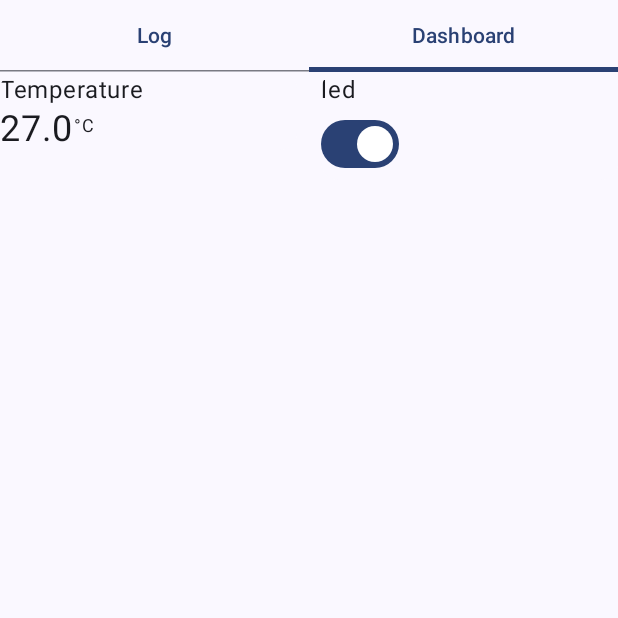
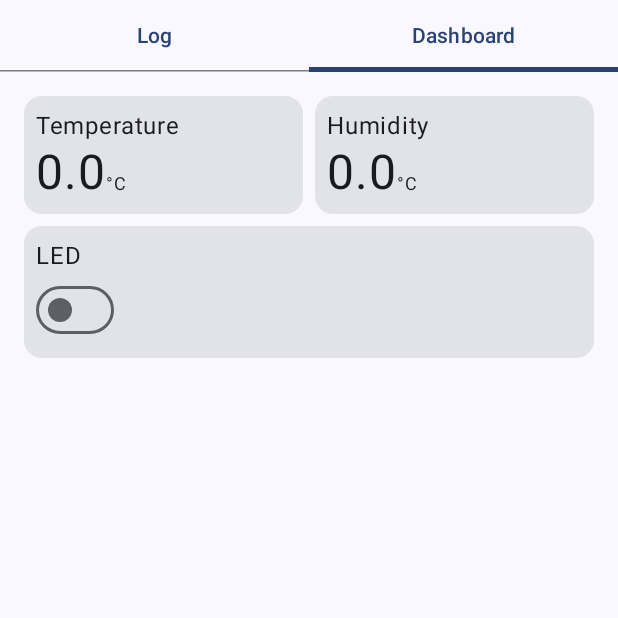
Before and after one commit to inusedname/Curr-IoT, an Android app built with Jetpack Compose: the screen it shows after launch (MainActivity), tab 2 chosen, on a phone screen of 412 x 824 dp, the top half of it. Run offline under Robolectric (Android 15) with nearby library versions, the phone set to English and light mode, and no system bars; our stand-ins replace Firebase (no records; nobody signed in at launch, a user with empty details on screens opened directly).

Commit message:
setup frontend

```diff
--- a/mobile-client/app/src/main/java/dev/vstd/myiot/screen/RemoteCenter.kt
+++ b/mobile-client/app/src/main/java/dev/vstd/myiot/screen/RemoteCenter.kt
@@ -6,22 +6,24 @@ import com.google.firebase.database.DatabaseError
 import com.google.firebase.database.ktx.database
 import com.google.firebase.ktx.Firebase
 import kotlinx.coroutines.GlobalScope
+import kotlinx.coroutines.flow.MutableSharedFlow
 import kotlinx.coroutines.flow.MutableStateFlow
+import kotlinx.coroutines.flow.SharedFlow
 import kotlinx.coroutines.flow.StateFlow
 import kotlinx.coroutines.launch
 
 class RemoteCenter {
     private val db = Firebase.database
     private val sensorRef = db.getReference("sensorData")
-    private val ledRef = db.getReference("ledLight")
+    private val ledRef = db.getReference("led")
 
-    private val _dataFlow = MutableStateFlow("")
-    val dataFlow = _dataFlow as StateFlow<String>
+    private val _dataFlow = MutableSharedFlow<String>()
+    val dataFlow = _dataFlow as SharedFlow<String>
 
     private val listener = object : ChildEventListener {
         override fun onChildAdded(snapshot: DataSnapshot, previousChildName: String?) {
             GlobalScope.launch {
-                _dataFlow.emit(snapshot.toString())
+                _dataFlow.emit(snapshot.getValue(String::class.java)!!)
             }
         }
 
--- a/mobile-client/app/src/main/java/dev/vstd/myiot/screen/home/MainActivity.kt
+++ b/mobile-client/app/src/main/java/dev/vstd/myiot/screen/home/MainActivity.kt
@@ -5,24 +5,27 @@ import androidx.activity.ComponentActivity
 import androidx.activity.compose.setContent
 import androidx.activity.viewModels
 import androidx.compose.foundation.ExperimentalFoundationApi
-import androidx.compose.foundation.background
+import androidx.compose.foundation.Image
 import androidx.compose.foundation.layout.*
 import androidx.compose.foundation.lazy.LazyColumn
 import androidx.compose.foundation.lazy.grid.GridCells
+import androidx.compose.foundation.lazy.grid.GridItemSpan
 import androidx.compose.foundation.lazy.grid.LazyVerticalGrid
 import androidx.compose.foundation.lazy.items
+import androidx.compose.foundation.lazy.rememberLazyListState
 import androidx.compose.foundation.pager.HorizontalPager
 import androidx.compose.foundation.pager.rememberPagerState
 import androidx.compose.material3.*
-import androidx.compose.runtime.Composable
-import androidx.compose.runtime.collectAsState
-import androidx.compose.runtime.getValue
-import androidx.compose.runtime.rememberCoroutineScope
+import androidx.compose.runtime.*
+import androidx.compose.ui.Alignment
 import androidx.compose.ui.Modifier
-import androidx.compose.ui.draw.clip
+import androidx.compose.ui.graphics.Color
+import androidx.compose.ui.res.painterResource
 import androidx.compose.ui.unit.dp
 import androidx.compose.ui.unit.sp
+import androidx.lifecycle.viewmodel.compose.viewModel
 import com.google.firebase.FirebaseApp
+import dev.vstd.myiot.R
 import dev.vstd.myiot.ui.theme.MyIOTTheme
 import kotlinx.coroutines.launch
 
@@ -57,9 +60,11 @@ class MainActivity : ComponentActivity() {
                         }
                     }
                     HorizontalPager(pageCount = 2, state = pagerState) {
+                        Column(Modifier.weight(1f)) {
                             when (it) {
                                 0 -> log_()
                                 1 -> dashboard_()
+                            }
                         }
                     }
                 }
@@ -71,52 +76,93 @@ class MainActivity : ComponentActivity() {
     private fun log_() {
         val vimel by viewModels<MainVimel>()
         val messages by vimel.rawMessage.collectAsState()
-        LazyColumn(reverseLayout = true) {
-            items(messages) {
-                _message(it)
+        val state = rememberLazyListState()
+        val scope = rememberCoroutineScope()
+        LaunchedEffect(key1 = messages) {
+            scope.launch {
+                if (messages.isNotEmpty()) {
+                    state.animateScrollToItem(messages.size - 1)
                 }
             }
         }
+        LazyColumn(
+            state = state,
+            contentPadding = PaddingValues(16.dp),
+            verticalArrangement = Arrangement.spacedBy(8.dp),
+        ) {
+            items(messages) {
+                Row(verticalAlignment = Alignment.Top) {
+                    when (it.first) {
+                        MainVimel.Sender.FIREBASE -> {
+                            Image(
+                                painter = painterResource(id = R.drawable.firebase),
+                                contentDescription = null,
+                                modifier = Modifier.size(24.dp)
+                            )
+                            BaseCard(
+                                colors = CardDefaults.cardColors(
+                                    containerColor = Color.Blue.copy(
+                                        alpha = 0.5f
+                                    )
+                                )
+                            ) {
+                                Text(text = it.second)
+                            }
+                        }
 
-    @Composable
-    private fun _message(content: String) {
-        Column(
-            Modifier
-                .fillMaxWidth()
-                .padding(top = 16.dp)
-                .background(MaterialTheme.colorScheme.primary)
-                .padding(8.dp)
+                        MainVimel.Sender.USER -> {
+                            Image(
+                                painter = painterResource(id = R.drawable.user),
+                                contentDescription = null,
+                                modifier = Modifier.size(24.dp)
+                            )
+                            BaseCard(
+                                colors = CardDefaults.cardColors(
+                                    containerColor = Color.Magenta.copy(
+                                        alpha = 0.5f
+                                    )
+                                )
                             ) {
-            Text(content)
+                                Text(text = it.second)
+                            }
+                        }
+                    }
+                }
             }
         }
     }
 
     @Composable
     private fun dashboard_() {
+        val vimel by viewModels<MainVimel>()
+        val state by vimel.state.collectAsState()
         LazyVerticalGrid(
             columns = GridCells.Fixed(2),
-        horizontalArrangement = Arrangement.spacedBy(16.dp)
+            horizontalArrangement = Arrangement.spacedBy(8.dp),
+            verticalArrangement = Arrangement.spacedBy(8.dp),
+            contentPadding = PaddingValues(16.dp)
         ) {
             item {
-            _float_block(title = "Temperature", value = 27f)
+                _float_block(title = "Temperature", value = state.temperature)
             }
             item {
-            _switch_block()
+                _float_block(title = "Humidity", value = state.humidity)
+            }
+            item(span = { GridItemSpan(2) }) {
+                _switch_block(title = "LED", value = state.ledOn) {
+                    vimel.toggleLed(it)
+                }
+            }
         }
     }
 }
 
 @Composable
 private fun _float_block(title: String = "temp", value: Float = 27f, decimal: Int = 1) {
-    Column(
-        Modifier
-            .clip(MaterialTheme.shapes.medium)
-            .background(MaterialTheme.colorScheme.surface)
-    ) {
+    BaseCard {
         Text(title)
-        Row {
-            Text(String.format("%.${decimal}f", value), fontSize = 24.sp)
+        Row(verticalAlignment = Alignment.Bottom) {
+            Text(String.format("%.${decimal}f", value), fontSize = 32.sp)
             Text(text = "°C", fontSize = 12.sp)
         }
     }
@@ -128,12 +174,18 @@ private fun _switch_block(
     value: Boolean = true,
     onSwitch: (Boolean) -> Unit = {}
 ) {
-    Column(
-        Modifier
-            .clip(MaterialTheme.shapes.medium)
-            .background(MaterialTheme.colorScheme.surface)
-    ) {
+    BaseCard {
         Text(title)
         Switch(checked = value, onCheckedChange = onSwitch)
     }
 }
+
+@Composable
+fun BaseCard(
+    colors: CardColors = CardDefaults.cardColors(),
+    content: @Composable ColumnScope.() -> Unit
+) {
+    Card {
+        Column(modifier = Modifier.padding(8.dp), content = content)
+    }
+}
--- a/mobile-client/app/src/main/java/dev/vstd/myiot/screen/home/MainVimel.kt
+++ b/mobile-client/app/src/main/java/dev/vstd/myiot/screen/home/MainVimel.kt
@@ -2,32 +2,72 @@ package dev.vstd.myiot.screen.home
 
 import androidx.lifecycle.ViewModel
 import androidx.lifecycle.viewModelScope
+import com.google.gson.GsonBuilder
 import dev.vstd.myiot.screen.RemoteCenter
 import kotlinx.coroutines.Dispatchers
 import kotlinx.coroutines.flow.MutableStateFlow
-import kotlinx.coroutines.flow.asStateFlow
 import kotlinx.coroutines.launch
 
-class MainVimel: ViewModel() {
+class MainVimel : ViewModel() {
     private val remoteCenter = RemoteCenter()
 
-    private val _rawMessage = MutableStateFlow(listOf<String>())
-    val rawMessage = _rawMessage.asStateFlow()
+    val rawMessage = MutableStateFlow(listOf<Pair<Sender, String>>())
+
+    enum class Sender {
+        FIREBASE, USER
+    }
+
+    data class UiState(
+        val temperature: Float = 0f,
+        val humidity: Float = 0f,
+        val ledOn: Boolean = false
+    )
+
+    val state = MutableStateFlow(UiState())
+
+    fun update(setter: (UiState) -> UiState) {
+        state.value = setter(state.value)
+    }
 
     init {
         viewModelScope.launch(Dispatchers.IO) {
-            remoteCenter.dataFlow.collect {
-                _rawMessage.value = _rawMessage.value + it
+            remoteCenter.dataFlow.collect { data ->
+                rawMessage.value = rawMessage.value + (Sender.FIREBASE to data)
+                println(">> Receive: $data")
+                val pojo = deserialize(data)
+                update {
+                    it.copy(
+                        temperature = pojo.temp,
+                        humidity = pojo.humid
+                    )
+                }
             }
         }
     }
 
     fun toggleLed(boolean: Boolean) {
         remoteCenter.toggleLed(boolean)
+        update {
+            viewModelScope.launch {
+                rawMessage.value += Sender.USER to "Toggle LED: $boolean"
+            }
+            it.copy(ledOn = boolean)
+        }
     }
 
     override fun onCleared() {
         super.onCleared()
         remoteCenter.destroy()
     }
+
+    private fun deserialize(json: String): RemotePOJO {
+        val gson = GsonBuilder().create()
+        return gson.fromJson(json, RemotePOJO::class.java)
+    }
+
+    data class RemotePOJO(
+        val humid: Float,
+        val temp: Float,
+        val seconds: Long,
+    )
 }
--- a/mobile-client/app/src/main/java/dev/vstd/myiot/ui/theme/Theme.kt
+++ b/mobile-client/app/src/main/java/dev/vstd/myiot/ui/theme/Theme.kt
@@ -10,6 +10,7 @@ import androidx.compose.material3.dynamicLightColorScheme
 import androidx.compose.material3.lightColorScheme
 import androidx.compose.runtime.Composable
 import androidx.compose.runtime.SideEffect
+import androidx.compose.ui.graphics.Color
 import androidx.compose.ui.graphics.toArgb
 import androidx.compose.ui.platform.LocalContext
 import androidx.compose.ui.platform.LocalView
@@ -25,8 +26,8 @@ private val DarkColorScheme = darkColorScheme(
 private val LightColorScheme = lightColorScheme(
     primary = Purple40,
     secondary = PurpleGrey40,
-    tertiary = Pink40,
-    surface = Pink40,
+    tertiary = Color.White,
+    surface = Color.White,
 
     /* Other default colors to override
     background = Color(0xFFFFFBFE),
--- a/mobile-client/app/src/main/java/dev/vstd/myiot/ui/theme/Type.kt
+++ b/mobile-client/app/src/main/java/dev/vstd/myiot/ui/theme/Type.kt
@@ -2,33 +2,31 @@ package dev.vstd.myiot.ui.theme
 
 import androidx.compose.material3.Typography
 import androidx.compose.ui.text.TextStyle
+import androidx.compose.ui.text.font.Font
 import androidx.compose.ui.text.font.FontFamily
 import androidx.compose.ui.text.font.FontWeight
 import androidx.compose.ui.unit.sp
+import dev.vstd.myiot.R
+
+val Poppins = FontFamily(
+    Font(R.font.poppins),
+    Font(R.font.poppins_semibold, FontWeight.Bold),
+)
 
 // Set of Material typography styles to start with
 val Typography = Typography(
-    bodyLarge = TextStyle(
+    bodyMedium = TextStyle(
         fontFamily = FontFamily.Default,
         fontWeight = FontWeight.Normal,
         fontSize = 16.sp,
         lineHeight = 24.sp,
         letterSpacing = 0.5.sp
-    )
-    /* Other default text styles to override
-    titleLarge = TextStyle(
-        fontFamily = FontFamily.Default,
-        fontWeight = FontWeight.Normal,
-        fontSize = 22.sp,
-        lineHeight = 28.sp,
+    ),
+    titleMedium = TextStyle(
+        fontFamily = Poppins,
+        fontWeight = FontWeight.Bold,
+        fontSize = 20.sp,
+        lineHeight = 24.sp,
         letterSpacing = 0.sp
     ),
-    labelSmall = TextStyle(
-        fontFamily = FontFamily.Default,
-        fontWeight = FontWeight.Medium,
-        fontSize = 11.sp,
-        lineHeight = 16.sp,
-        letterSpacing = 0.5.sp
-    )
-    */
 )
--- a/mobile-client/settings.gradle.kts
+++ b/mobile-client/settings.gradle.kts
@@ -3,6 +3,7 @@ pluginManagement {
         google()
         mavenCentral()
         gradlePluginPortal()
+        maven("https://jitpack.io")
     }
 }
 dependencyResolutionManagement {
@@ -10,6 +11,7 @@ dependencyResolutionManagement {
     repositories {
         google()
         mavenCentral()
+        maven("https://jitpack.io")
     }
 }
 
```
Also changed, not shown: mobile-client/app/build.gradle.kts (+9 -0 lines), mobile-client/app/src/main/res/drawable/firebase.webp (added), mobile-client/app/src/main/res/drawable/user.png (added), mobile-client/app/src/main/res/font/poppins.ttf (added), mobile-client/app/src/main/res/font/poppins_semibold.ttf (added), 7 other files. Lines whose indentation alone changed are shown as unchanged.
